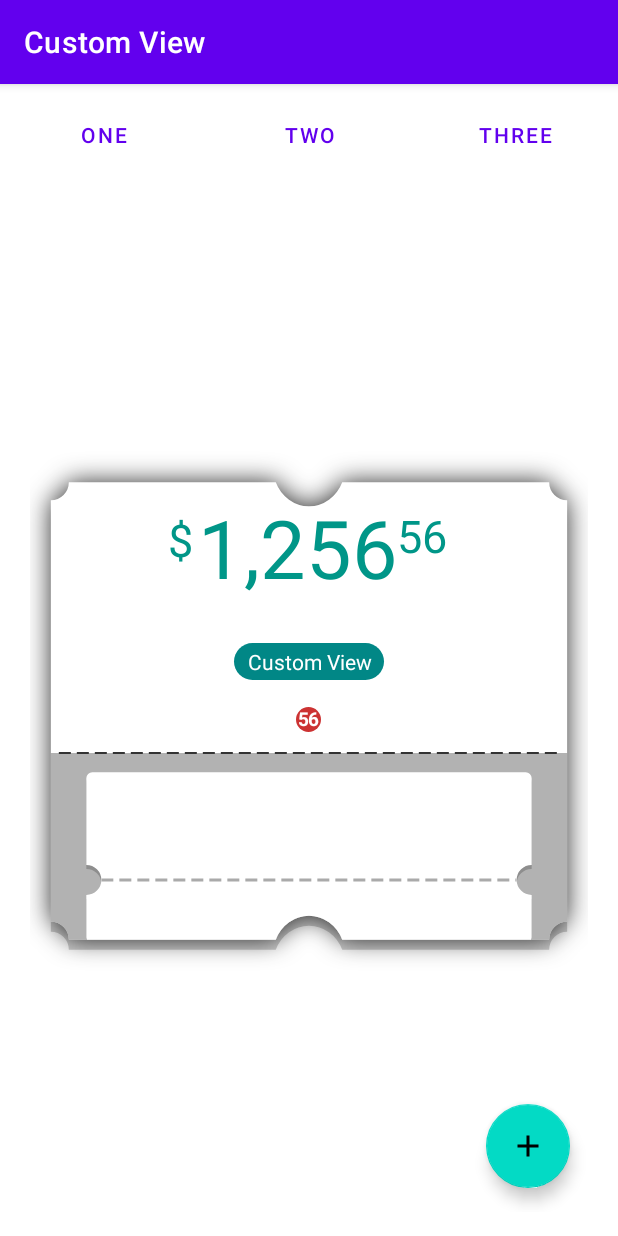
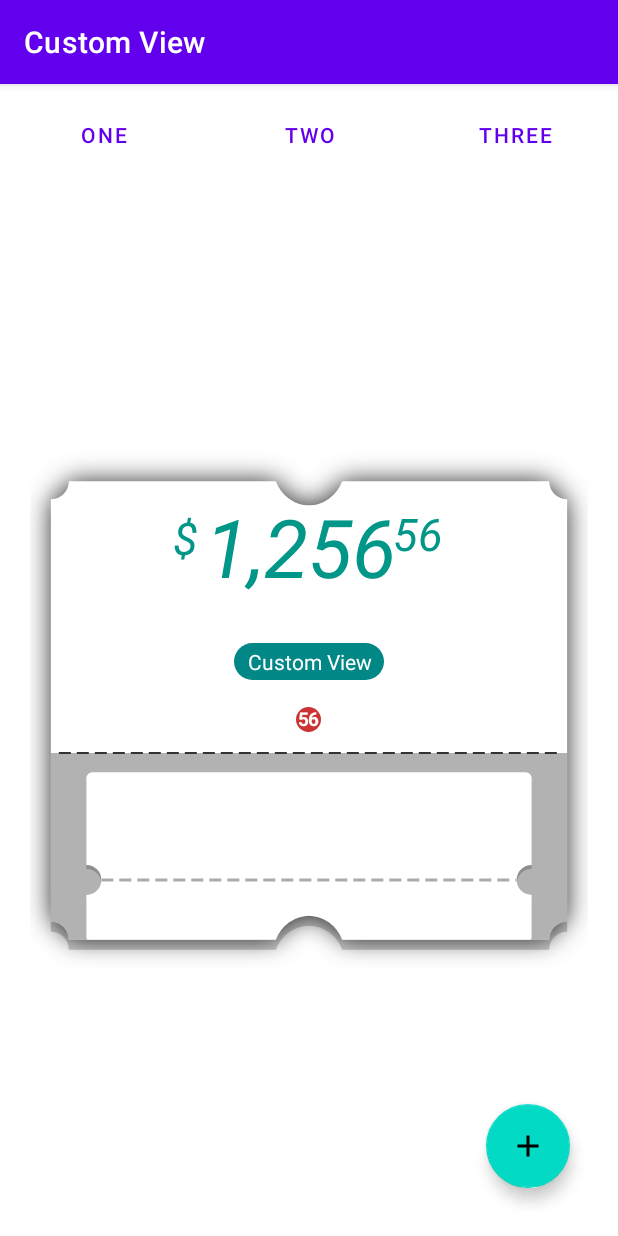
Before and after one commit to leodan11/custom-view, an Android app: the screen it shows after launch (MainActivity), on a phone screen of 412 x 824 dp. Run offline under Robolectric (Android 15) with nearby library versions, the phone set to English and light mode, and no system bars; 21 statements that could not run were skipped.

Commit message:
List of changes
- Kotlin 2.0.21
- Updated AGP
- MoneyTextView can modify the text style
- New ButtonBarLayout component

```diff
--- a/app/src/main/res/layout/view_example.xml
+++ b/app/src/main/res/layout/view_example.xml
@@ -46,6 +46,7 @@
                 app:decimalDigitsTextSize="30sp"
                 app:decimalMargin="6dp"
                 app:includeDecimalSeparator="false"
+                app:baseTextStyle="italic"
                 app:symbol="$"
                 app:symbolGravity="start|top"
                 app:symbolMargin="6dp"
--- a/build.gradle
+++ b/build.gradle
@@ -1,6 +1,6 @@
 // Top-level build file where you can add configuration options common to all sub-projects/modules.
 plugins {
-    id 'com.android.application' version '8.8.0' apply false
-    id 'com.android.library' version '8.8.0' apply false
-    id 'org.jetbrains.kotlin.android' version '1.9.24' apply false
+    id 'com.android.application' version '8.9.0' apply false
+    id 'com.android.library' version '8.9.0' apply false
+    id 'org.jetbrains.kotlin.android' version '2.0.21' apply false
 }
--- a/drawable/src/main/java/com/github/leodan11/customview/drawable/DrawableBadge.kt
+++ b/drawable/src/main/java/com/github/leodan11/customview/drawable/DrawableBadge.kt
@@ -16,6 +16,8 @@ import androidx.annotation.DimenRes
 import androidx.annotation.DrawableRes
 import androidx.core.content.ContextCompat
 import androidx.core.content.res.ResourcesCompat
+import androidx.core.graphics.createBitmap
+import androidx.core.graphics.drawable.toDrawable
 
 class DrawableBadge private constructor(val context: Context,
                                         @ColorInt val textColor: Int,
@@ -102,7 +104,7 @@ class DrawableBadge private constructor(val context: Context,
         val sourceBitmap = bitmap
         val width = sourceBitmap.width + (badgeSize / 2).toInt()
         val height = sourceBitmap.height + (badgeSize / 2).toInt()
-        val output = Bitmap.createBitmap(width, height, Bitmap.Config.ARGB_8888)
+        val output = createBitmap(width, height)
         val canvas = Canvas(output)
         val rect = Rect(0, 0, width, height)
         val rect1 = Rect(0, (badgeSize / 2).toInt(), width, height + (badgeSize / 2).toInt())
@@ -159,7 +161,7 @@ class DrawableBadge private constructor(val context: Context,
         if (counter != 0)
             canvas.drawText(text, x, y, textPaint)
 
-        return BitmapDrawable(resources, output)
+        return output.toDrawable(resources)
     }
 
     companion object {
--- a/textview/src/main/java/com/github/leodan11/customview/textview/MaterialBadgeTextView.kt
+++ b/textview/src/main/java/com/github/leodan11/customview/textview/MaterialBadgeTextView.kt
@@ -12,6 +12,7 @@ import android.view.View
 import androidx.annotation.ColorInt
 import androidx.appcompat.widget.AppCompatTextView
 import kotlin.math.min
+import androidx.core.content.withStyledAttributes
 
 class MaterialBadgeTextView : AppCompatTextView {
 
@@ -416,26 +417,26 @@ class MaterialBadgeTextView : AppCompatTextView {
 
     constructor(context: Context, attrs: AttributeSet?) : super(context, attrs) {
 
-        val typedArray = context.obtainStyledAttributes(attrs, R.styleable.MaterialBadgeTextView)
+        context.withStyledAttributes(attrs, R.styleable.MaterialBadgeTextView) {
 
             circleShapeThreshold =
-            typedArray.getInteger(
+                getInteger(
                     R.styleable.MaterialBadgeTextView_badge_circle_threshold,
                     circleShapeThreshold
                 )
 
             maxNumber =
-            typedArray.getInteger(R.styleable.MaterialBadgeTextView_badge_max_number, maxNumber)
+                getInteger(R.styleable.MaterialBadgeTextView_badge_max_number, maxNumber)
 
             radiusRatio =
-            typedArray.getFloat(
+                getFloat(
                     R.styleable.MaterialBadgeTextView_badge_round_corner_ratio,
                     radiusRatio
                 )
 
 
             badgeBackgroundColor =
-            typedArray.getColor(
+                getColor(
                     R.styleable.MaterialBadgeTextView_android_background,
                     badgeBackgroundColor
                 )
@@ -444,52 +445,54 @@ class MaterialBadgeTextView : AppCompatTextView {
 
             // Padding
             paddingHorizontal =
-            typedArray.getDimensionPixelOffset(
+                getDimensionPixelOffset(
                     R.styleable.MaterialBadgeTextView_badge_padding_horizontal,
                     dp2px(4f)
                 )
             paddingVertical =
-            typedArray.getDimensionPixelOffset(
+                getDimensionPixelOffset(
                     R.styleable.MaterialBadgeTextView_badge_padding_vertical,
                     dp2px(4f)
                 )
 
             // Border
             borderWidth =
-            typedArray.getDimensionPixelOffset(
+                getDimensionPixelOffset(
                     R.styleable.MaterialBadgeTextView_badge_border_width,
                     dp2px(borderWidth)
                 )
                     .toFloat()
             borderColor =
-            typedArray.getInteger(R.styleable.MaterialBadgeTextView_badge_border_color, borderColor)
+                getInteger(R.styleable.MaterialBadgeTextView_badge_border_color, borderColor)
 
             paintBorder.strokeWidth = borderWidth
             paintBorder.color = borderColor
 
             // Shadow
-        badgeShadowRadius = typedArray.getDimensionPixelOffset(
+            badgeShadowRadius = getDimensionPixelOffset(
                 R.styleable.MaterialBadgeTextView_badge_shadow_radius, dp2px(badgeShadowRadius)
             ).toFloat()
             badgeShadowXOffset =
-            typedArray.getDimensionPixelOffset(
-                R.styleable.MaterialBadgeTextView_badge_shadow_offset_x, dp2px(badgeShadowXOffset)
+                getDimensionPixelOffset(
+                    R.styleable.MaterialBadgeTextView_badge_shadow_offset_x,
+                    dp2px(badgeShadowXOffset)
                 ).toFloat()
             badgeShadowYOffset =
-            typedArray.getDimensionPixelOffset(
-                R.styleable.MaterialBadgeTextView_badge_shadow_offset_y, dp2px(badgeShadowYOffset)
+                getDimensionPixelOffset(
+                    R.styleable.MaterialBadgeTextView_badge_shadow_offset_y,
+                    dp2px(badgeShadowYOffset)
                 ).toFloat()
             badgeShadowColor =
-            typedArray.getColor(
+                getColor(
                     R.styleable.MaterialBadgeTextView_badge_shadow_color,
                     badgeShadowColor
                 )
 
 
             // Debug
-        isDebug = typedArray.getBoolean(R.styleable.MaterialBadgeTextView_badge_is_debug, false)
+            isDebug = getBoolean(R.styleable.MaterialBadgeTextView_badge_is_debug, false)
 
-        typedArray.recycle()
+        }
 
         init()
     }
--- a/textview/src/main/java/com/github/leodan11/customview/textview/MoneyTextView.java
+++ b/textview/src/main/java/com/github/leodan11/customview/textview/MoneyTextView.java
@@ -12,6 +12,8 @@ import android.text.TextUtils;
 import android.util.AttributeSet;
 import android.util.TypedValue;
 import android.view.View;
+
+import androidx.annotation.NonNull;
 import androidx.annotation.Nullable;
 
 import java.text.DecimalFormat;
@@ -28,22 +30,22 @@ public class MoneyTextView extends View {
     private static final int GRAVITY_CENTER_HORIZONTAL = 32;
     private static final float MIN_PADDING = 2;
 
-    private TextPaint     mTextPaint;
+    private TextPaint mTextPaint;
     private DecimalFormat mDecimalFormat;
-    private Section       mSymbolSection;
-    private Section       mIntegerSection;
-    private Section       mDecimalSection;
-    private char          mDecimalSeparator;
-    private float         mAmount;
-    private int           mGravity;
-    private int           mSymbolGravity;
-    private int           mDecimalGravity;
-    private float         mSymbolMargin;
-    private float         mDecimalMargin;
-    private boolean       mIncludeDecimalSeparator;
-    private int           mWidth;
-    private int           mHeight;
-    private float         mTextPaintRoomSize;
+    private Section mSymbolSection;
+    private Section mIntegerSection;
+    private Section mDecimalSection;
+    private char mDecimalSeparator;
+    private float mAmount;
+    private int mGravity;
+    private int mSymbolGravity;
+    private int mDecimalGravity;
+    private float mSymbolMargin;
+    private float mDecimalMargin;
+    private boolean mIncludeDecimalSeparator;
+    private int mWidth;
+    private int mHeight;
+    private float mTextPaintRoomSize;
 
     public MoneyTextView(Context context) {
         super(context);
@@ -95,12 +97,24 @@ public class MoneyTextView extends View {
             mDecimalSection.color = typedArray.getInt(R.styleable.MoneyTextView_decimalTextColor, mIntegerSection.color);
             mDecimalSection.drawUnderline = typedArray.getBoolean(R.styleable.MoneyTextView_decimalUnderline, false);
 
-            String format           = typedArray.getString(R.styleable.MoneyTextView_format);
+            String format = typedArray.getString(R.styleable.MoneyTextView_format);
             String decimalSeparator = typedArray.getString(R.styleable.MoneyTextView_decimalSeparator);
-            String fontPath         = typedArray.getString(R.styleable.MoneyTextView_fontPath);
+            String fontPath = typedArray.getString(R.styleable.MoneyTextView_fontPath);
             if (fontPath != null) {
                 Typeface typeface = Typeface.createFromAsset(context.getAssets(), fontPath);
                 mTextPaint.setTypeface(typeface);
+            } else {
+                int mTextStyle = typedArray.getInt(R.styleable.MoneyTextView_baseTextStyle, -1);
+                if (mTextStyle >= 0 && mTextStyle <= 3) {
+                    int[] typefaceStyles = {
+                            Typeface.NORMAL,             // 0 -> NORMAL
+                            Typeface.BOLD,               // 1 -> BOLD
+                            Typeface.ITALIC,             // 2 -> ITALIC
+                            Typeface.BOLD_ITALIC        // 3 -> BOLD_ITALIC
+                    };
+                    Typeface typeface = Typeface.create(mTextPaint.getTypeface(), typefaceStyles[mTextStyle]);
+                    mTextPaint.setTypeface(typeface);
+                }
             }
 
             if (format == null) {
@@ -138,8 +152,8 @@ public class MoneyTextView extends View {
         setMeasuredDimension(mWidth, mHeight);
     }
 
-    public void setAmount(float amount) {
-        mAmount = amount;
+    public void setAmount(@NonNull Number amount) {
+        mAmount = amount.floatValue();
         requestLayout();
     }
 
@@ -159,8 +173,8 @@ public class MoneyTextView extends View {
     }
 
     private void calculateBounds(int widthMeasureSpec, int heightMeasureSpec) {
-        int widthMode  = MeasureSpec.getMode(widthMeasureSpec);
-        int widthSize  = MeasureSpec.getSize(widthMeasureSpec);
+        int widthMode = MeasureSpec.getMode(widthMeasureSpec);
+        int widthSize = MeasureSpec.getSize(widthMeasureSpec);
         int heightMode = MeasureSpec.getMode(heightMeasureSpec);
         int heightSize = MeasureSpec.getSize(heightMeasureSpec);
 
@@ -181,7 +195,8 @@ public class MoneyTextView extends View {
                 mWidth = (int) (mIntegerSection.width + mDecimalSection.width + mSymbolSection.width
                         + mSymbolMargin + mDecimalMargin + getPaddingLeft() + getPaddingRight());
                 break;
-            default:break;
+            default:
+                break;
         }
 
         switch (heightMode) {
@@ -193,7 +208,8 @@ public class MoneyTextView extends View {
                 mHeight = getPaddingTop() + getPaddingBottom()
                         + Math.max(mIntegerSection.height, Math.max(mDecimalSection.height, mSymbolSection.height));
                 break;
-            default:break;
+            default:
+                break;
         }
     }
 
@@ -248,7 +264,7 @@ public class MoneyTextView extends View {
 
 
     @Override
-    public void draw(Canvas canvas) {
+    public void draw(@NonNull Canvas canvas) {
         super.draw(canvas);
 
         drawSection(canvas, mIntegerSection);
@@ -262,21 +278,19 @@ public class MoneyTextView extends View {
         mTextPaint.setColor(section.color);
         mTextPaint.setUnderlineText(section.drawUnderline);
 
-        canvas.drawText(section.text, section.x - mTextPaintRoomSize*2, section.y-mTextPaintRoomSize/2, mTextPaint);
+        canvas.drawText(section.text, section.x - mTextPaintRoomSize * 2, section.y - mTextPaintRoomSize / 2, mTextPaint);
     }
 
 
-    ///
     /// SETTERS
-    ///
 
-    public void setAmount(float amount, String symbol) {
-        mAmount = amount;
+    public void setAmount(@NonNull Number amount, @NonNull String symbol) {
+        mAmount = amount.floatValue();
         mSymbolSection.text = symbol;
         requestLayout();
     }
 
-    public void setDecimalFormat(DecimalFormat decimalFormat) {
+    public void setDecimalFormat(@NonNull DecimalFormat decimalFormat) {
         mDecimalFormat = decimalFormat;
         requestLayout();
     }
@@ -306,7 +320,7 @@ public class MoneyTextView extends View {
         requestLayout();
     }
 
-    public void setSymbol(String symbol) {
+    public void setSymbol(@NonNull String symbol) {
         mSymbolSection.text = symbol;
         requestLayout();
     }
@@ -341,20 +355,20 @@ public class MoneyTextView extends View {
     }
 
     private int getMinPadding(int padding) {
-        if(padding == 0){
+        if (padding == 0) {
             return (int) (MIN_PADDING * Resources.getSystem().getDisplayMetrics().density);
         }
 
         return padding;
     }
 
-    private int getMinVerticalPadding(int padding){
+    private int getMinVerticalPadding(int padding) {
 
         float maxTextSize = Math.max(mIntegerSection.textSize, mDecimalSection.textSize);
         mTextPaint.setTextSize(maxTextSize);
         float maximumDistanceLowestGlyph = mTextPaint.getFontMetrics().bottom;
 
-        if(padding < maximumDistanceLowestGlyph) {
+        if (padding < maximumDistanceLowestGlyph) {
             return (int) maximumDistanceLowestGlyph;
         }
 
@@ -362,14 +376,14 @@ public class MoneyTextView extends View {
     }
 
     private static class Section {
-        public int     x;
-        public int     y;
-        public Rect    bounds;
-        public String  text;
-        public float   textSize;
-        public int     color;
-        public int     width;
-        public int     height;
+        public int x;
+        public int y;
+        public Rect bounds;
+        public String text;
+        public float textSize;
+        public int color;
+        public int width;
+        public int height;
         public boolean drawUnderline;
 
         public Section() {
```
Also changed, not shown: layout/src/main/java/com/github/leodan11/customview/layout/ButtonBarLayout.java (added, +25 -0 lines), layout/src/main/java/com/github/leodan11/customview/layout/fadeoutparticle/Extensions.kt (+2 -5 lines), layout/src/main/java/com/github/leodan11/customview/layout/fadeoutparticle/FadeOutParticleFrameLayout.kt (+6 -5 lines), layout/src/main/java/com/github/leodan11/customview/layout/groupbox/GroupBoxLayout.kt (+10 -10 lines), textview/src/main/res/values/attrs.xml (+8 -0 lines), gradle/wrapper/gradle-wrapper.properties. Lines whose indentation alone changed are shown as unchanged.
